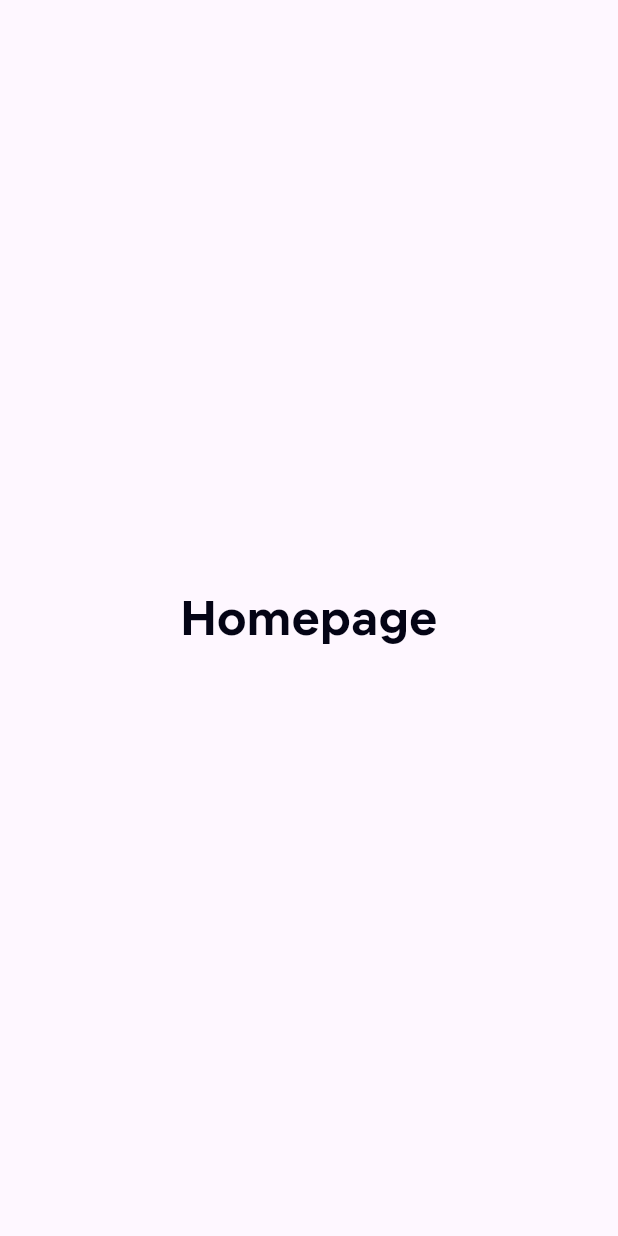
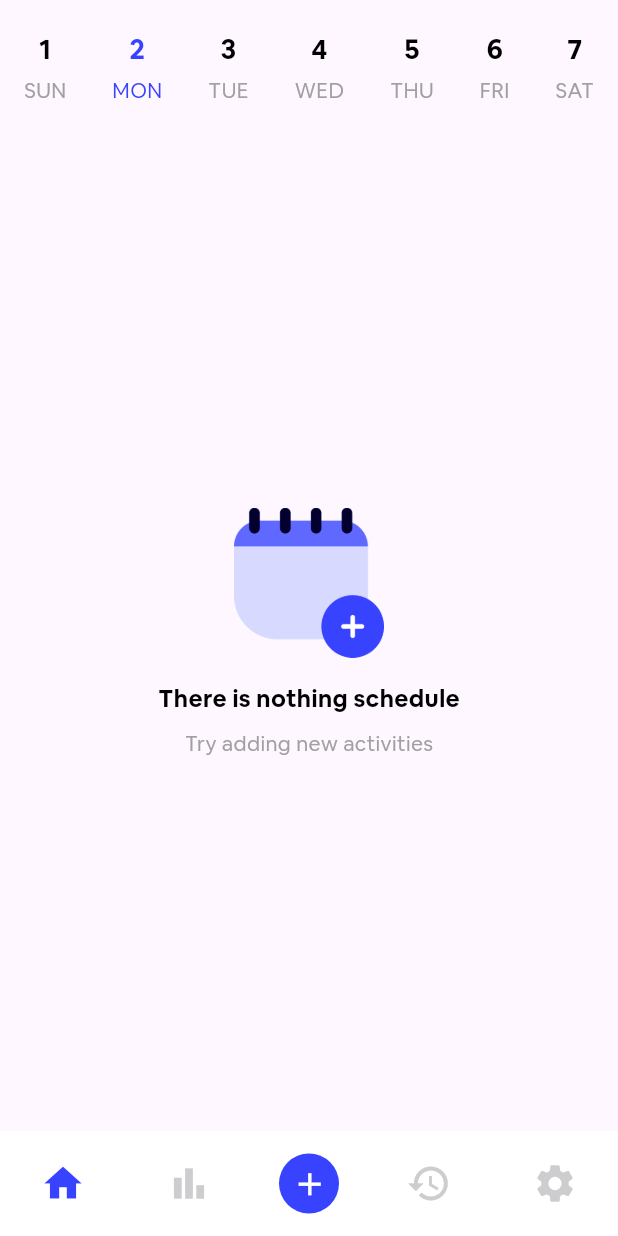
Before and after one commit to AdhityaSar/Aplikasi-Habitku, a Flutter app: the screen it shows after launch, on a phone screen of 412 x 824 dp. Run offline on Flutter 3.47's test engine with Material 3 defaults, Android fonts, the phone set to English and light mode, and no system bars.

Commit message:
Homepage

```diff
--- a/lib/main.dart
+++ b/lib/main.dart
@@ -14,7 +14,7 @@ class MyApp extends StatelessWidget {
     return MaterialApp(
       debugShowCheckedModeBanner: false,
       theme: ThemeData(
-        fontFamily: 'Airbnb'
+        fontFamily: 'Airbnb',
       ),
       home: const MyHomePage(),
     );
--- a/lib/pages/homepage.dart
+++ b/lib/pages/homepage.dart
@@ -1,14 +1,156 @@
-import 'package:aplikasi_habitku/theme/theme.dart';
 import 'package:flutter/material.dart';
 
-class MyHomePage extends StatelessWidget {
+class MyHomePage extends StatefulWidget {
   const MyHomePage({super.key});
+
+  @override
+  State<MyHomePage> createState() => _MyHomePageState();
+}
+
+class _MyHomePageState extends State<MyHomePage> {
+  int _selectedIndex = 0;
+
+  void _onItemTapped(int index) {
+    setState(() {
+      _selectedIndex = index;
+    });
+  }
 
   @override
   Widget build(BuildContext context) {
     return Scaffold(
-      body: Center(
-        child: Text('Homepage', style: headline4)),
+      body: Column(
+        children: [
+          // Bagian Kalender Horizontal
+          Padding(
+            padding: const EdgeInsets.symmetric(vertical: 20, horizontal: 16),
+            child: Row(
+              mainAxisAlignment: MainAxisAlignment.spaceBetween,
+              children: List.generate(7, (index) {
+                DateTime today = DateTime.now();
+                DateTime date = today.add(Duration(days: index - 1));
+                return Column(
+                  children: [
+                    Text(
+                      date.day.toString(), // Menampilkan tanggal
+                      style: TextStyle(
+                        color: index == 1 ? const Color(0xff3843FF) : const Color(0xff000000),
+                        fontSize: 18,
+                        fontWeight: FontWeight.w600,
+                      ),
+                    ),
+                    const SizedBox(height: 4),
+                    Text(
+                      _getDayName(date), // Nama hari (MON, TUE, dll.)
+                      style: TextStyle(
+                        color: index == 1 ? const Color(0xff3843FF) : const Color(0xffA0A0A0),
+                        fontSize: 14,
+                      ),
+                    ),
+                  ],
+                );
+              }),
+            ),
+          ),
+
+          // Konten di Tengah
+          Expanded(
+            child: Column(
+              mainAxisAlignment: MainAxisAlignment.center,
+              children: [
+                Image.asset(
+                    'assets/images/noActivities.png',
+                    width: 100,
+                    height: 100,
+                    fit: BoxFit.contain,
+                  ),
+                const SizedBox(height: 16),
+
+                // Teks di Bawah Ikon
+                Text(
+                  'There is nothing schedule',
+                  style: TextStyle(
+                    fontSize: 16,
+                    fontWeight: FontWeight.w600,
+                    color: const Color(0xff000000),
+                  ),
+                ),
+                const SizedBox(height: 8),
+                Text(
+                  'Try adding new activities',
+                  style: TextStyle(
+                    fontSize: 14,
+                    color: const Color(0xffA0A0A0),
+                  ),
+                ),
+              ],
+            ),
+          ),
+        ],
+      ),
+      bottomNavigationBar: Container(
+        height: 70,
+        color: Colors.white,
+        child: Row(
+          mainAxisAlignment: MainAxisAlignment.spaceAround,
+          children: [
+            IconButton(
+              icon: Icon(
+                Icons.home,
+                color: _selectedIndex == 0 ? const Color(0xff3843FF) : const Color(0xffCDCDD0),
+                size: 30,
+              ),
+              onPressed: () => _onItemTapped(0),
+            ),
+            IconButton(
+              icon: Icon(
+                Icons.bar_chart,
+                color: _selectedIndex == 1 ? const Color(0xff3843FF) : const Color(0xffCDCDD0),
+                size: 30,
+              ),
+              onPressed: () => _onItemTapped(1),
+            ),
+            Container(
+              width: 40,
+              height: 40,
+              decoration: BoxDecoration(
+                color: const Color(0xff3843FF),
+                shape: BoxShape.circle,
+              ),
+              child: IconButton(
+                icon: const Icon(
+                  Icons.add,
+                  color: Colors.white,
+                  size: 25,
+                ),
+                onPressed: () => _onItemTapped(2),
+              ),
+            ),
+            IconButton(
+              icon: Icon(
+                Icons.history,
+                color: _selectedIndex == 3 ? const Color(0xff3843FF) : const Color(0xffCDCDD0),
+                size: 30,
+              ),
+              onPressed: () => _onItemTapped(3),
+            ),
+            IconButton(
+              icon: Icon(
+                Icons.settings,
+                color: _selectedIndex == 4 ? const Color(0xff3843FF) : const Color(0xffCDCDD0),
+                size: 30,
+              ),
+              onPressed: () => _onItemTapped(4),
+            ),
+          ],
+        ),
+      ),
     );
   }
+
+  // Fungsi untuk mendapatkan nama hari (contoh: MON, TUE)
+  String _getDayName(DateTime date) {
+    List<String> days = ['SUN', 'MON', 'TUE', 'WED', 'THU', 'FRI', 'SAT'];
+    return days[date.weekday % 7];
+  }
 }
--- a/pubspec.yaml
+++ b/pubspec.yaml
@@ -59,9 +59,8 @@ flutter:
   uses-material-design: true
 
   # To add assets to your application, add an assets section, like this:
-  # assets:
-  #   - images/a_dot_burr.jpeg
-  #   - images/a_dot_ham.jpeg
+  assets:
+    - assets/images/
 
   # An image asset can refer to one or more resolution-specific "variants", see
   # https://flutter.dev/to/resolution-aware-images
```
